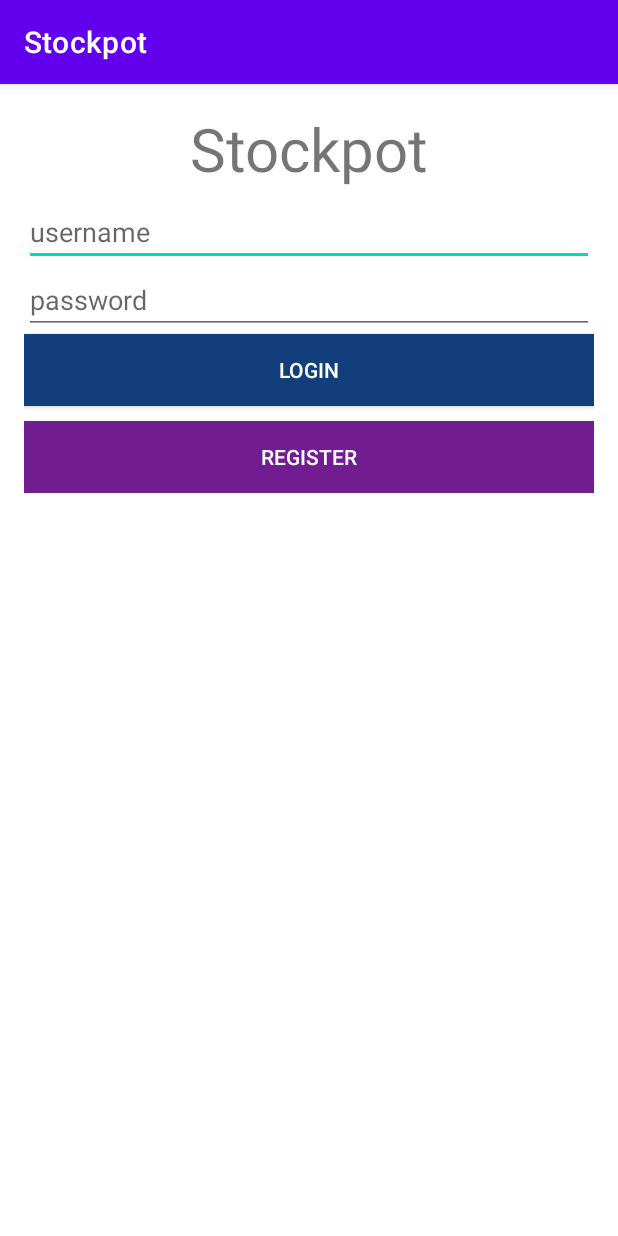
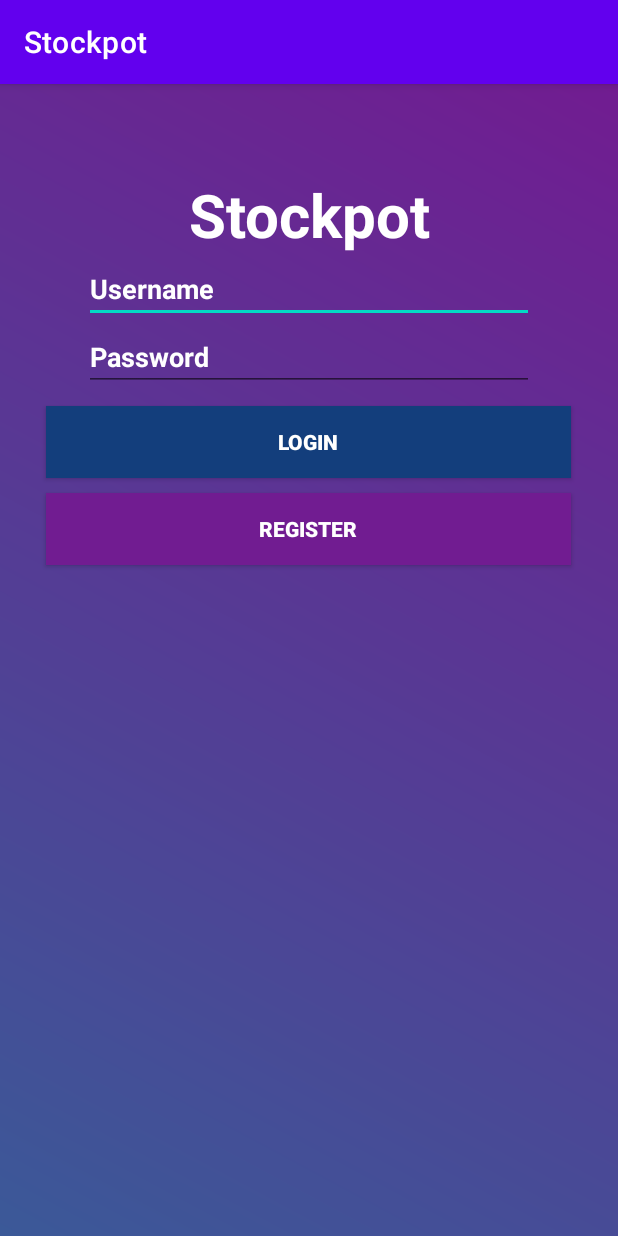
Before and after one commit to Codepath-Group-5/Group5, an Android app: the screen it shows after launch (LoginActivity), on a phone screen of 412 x 824 dp. Run offline under Robolectric (Android 15) with nearby library versions, the phone set to English and light mode, and no system bars; libraries missing offline, so code that uses them is left out: com.parse; 2 statements that could not run were skipped.

Commit message:
Added: Redesign of Login Page + Bug fix of Detail View

```diff
--- a/app/src/main/res/layout/activity_login.xml
+++ b/app/src/main/res/layout/activity_login.xml
@@ -4,59 +4,71 @@
     xmlns:app="http://schemas.android.com/apk/res-auto"
     xmlns:tools="http://schemas.android.com/tools"
     android:layout_width="match_parent"
-    android:layout_height="wrap_content"
-    android:layout_margin="16dp"
+    android:layout_height="match_parent"
     android:orientation="vertical"
     tools:context=".LoginActivity"
+    android:background="@drawable/gradient"
 
     >
 
     <TextView
         android:id="@+id/tvTitle"
         android:layout_width="match_parent"
-        android:layout_height="60dp"
-        android:layout_weight="1"
+        android:layout_height="wrap_content"
         android:text="Stockpot"
         android:textAlignment="center"
         android:textSize="40dp"
-        app:autoSizeTextType="none" />
+        app:autoSizeTextType="none"
+        android:layout_marginTop="60dp"
+        android:textColor="@color/white"
+        android:textStyle="bold"
+        />
 
     <EditText
         android:id="@+id/etUsername"
-        android:layout_width="match_parent"
+        android:layout_width="300dp"
         android:layout_height="wrap_content"
-        android:layout_weight="1"
+        android:layout_gravity="center"
         android:ems="10"
-        android:hint="username" />
+        android:hint="Username"
+        android:textColor="@color/white"
+        android:textColorHint="@color/white"
+        android:textStyle="bold" />
 
     <EditText
         android:id="@+id/etPassword"
-        android:layout_width="match_parent"
+        android:layout_width="300dp"
         android:layout_height="wrap_content"
-        android:layout_weight="1"
+        android:layout_gravity="center"
         android:ems="10"
-        android:hint="password"
+        android:hint="Password"
         android:inputType="textPassword"
-        />
+        android:textColor="@color/white"
+        android:textColorHint="@color/white"
+        android:textStyle="bold" />
 
     <androidx.appcompat.widget.AppCompatButton
         android:id="@+id/btnLogin"
-        android:layout_width="match_parent"
+        android:layout_width="350dp"
         android:layout_height="wrap_content"
         android:text="Login"
         android:textColor="@color/white"
         android:background="#133E7C"
+        android:layout_marginTop="10dp"
+        android:layout_gravity="center"
+        android:textStyle="bold"
         />
 
     <androidx.appcompat.widget.AppCompatButton
         android:id="@+id/btnRegister"
-        android:layout_width="match_parent"
+        android:layout_width="350dp"
         android:layout_height="wrap_content"
-        android:layout_weight="1"
         android:text="Register"
         android:textColor="@color/white"
         android:background="#711C91"
         android:layout_marginTop="10dp"
+        android:layout_gravity="center"
+        android:textStyle="bold"
         />
 
 </LinearLayout>
--- a/app/src/main/res/layout/item_stock.xml
+++ b/app/src/main/res/layout/item_stock.xml
@@ -12,7 +12,7 @@
         android:layout_height="wrap_content"
         android:layout_alignParentStart="true"
         android:layout_alignParentTop="true"
-        android:layout_marginStart="2dp"
+        android:layout_marginStart="7dp"
         android:layout_marginTop="12dp"
         android:text="TSLA"
         android:textSize="18sp"
```
Also changed, not shown: app/src/main/java/com/example/stockpot/StockDetailActivity.java (+6 -5 lines), app/src/main/res/layout/activity_stockdetail.xml (+4 -4 lines).
